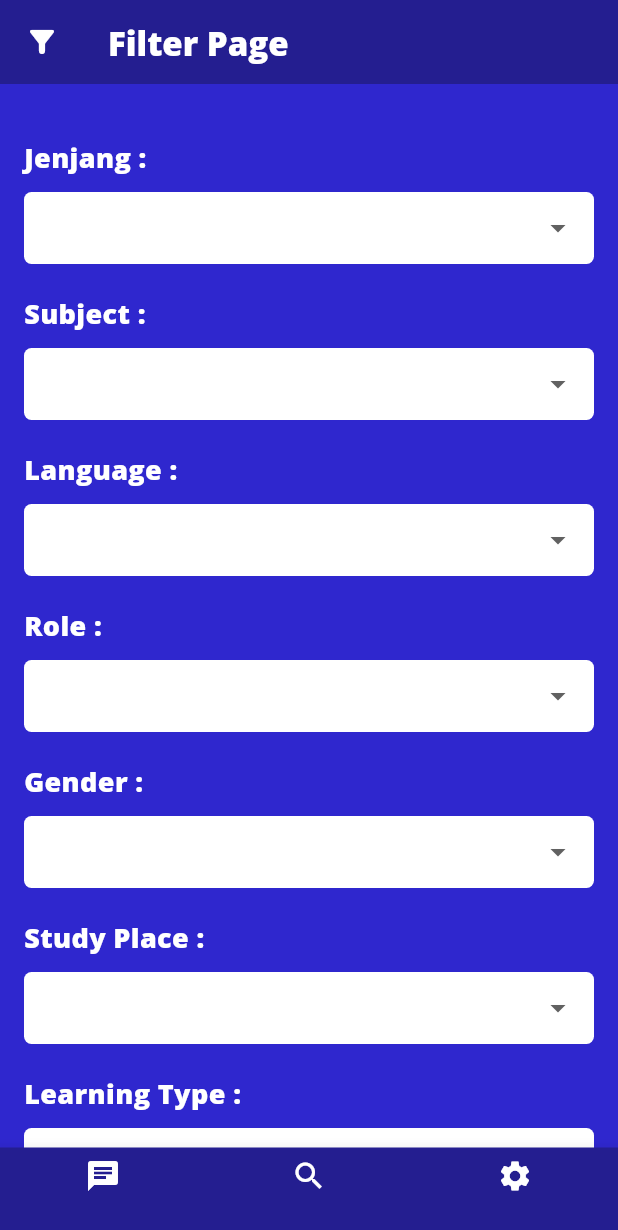
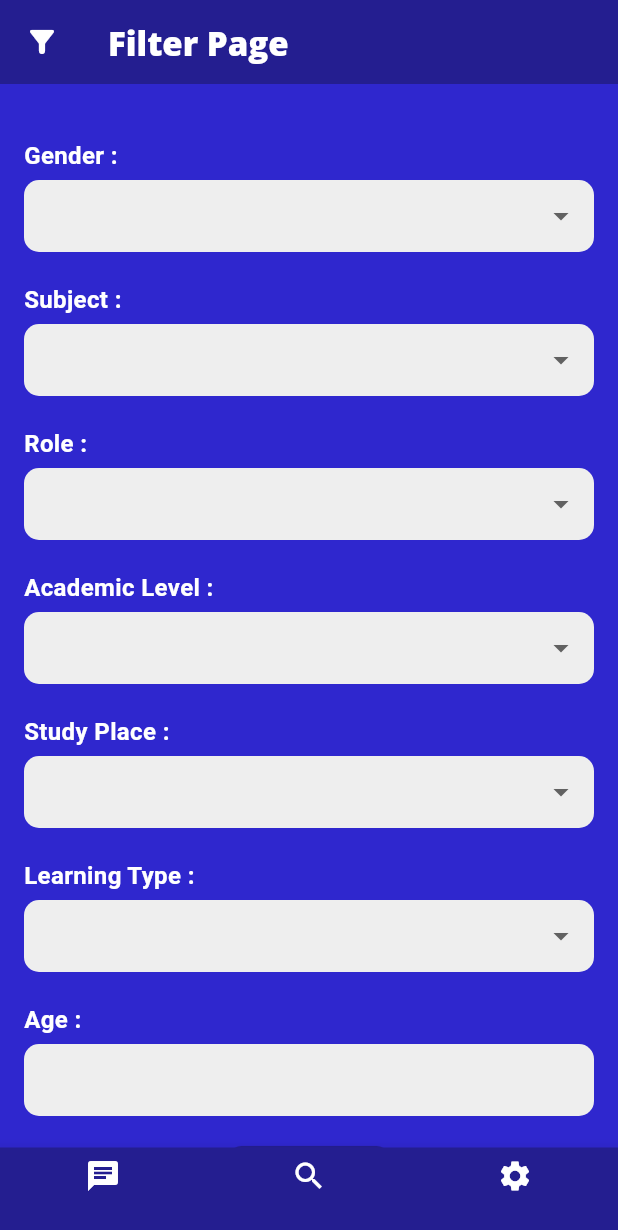
Before and after one commit to w1nx345/StudyHub_Frontend, a Flutter app: the FilterPage screen opened directly, after a tap on the "filter alt" icon, on a phone screen of 412 x 824 dp. Shown: the top 1230 px of the screen. Run offline on Flutter 3.47's test engine with Material 3 defaults, Android fonts, the phone set to English and light mode, and no system bars; our stand-ins replace bubble, flutter_chat_types, flutter_chat_ui, flutter_secure_storage, google_fonts, image_picker and 1 more; missing offline and left inert: studyhub; accounts and stored records are empty; network calls fail.

Commit message:
Finished filter page

```diff
--- a/lib/pages/filter_page.dart
+++ b/lib/pages/filter_page.dart
@@ -1,29 +1,89 @@
 import 'package:flutter/material.dart';
+import 'package:flutter_secure_storage/flutter_secure_storage.dart';
 import 'package:learn_hub/pages/chatlist_page.dart';
 import 'package:learn_hub/pages/settings_page.dart';
+import 'package:http/http.dart' as http;
+import 'dart:convert';
+import 'package:shared_preferences/shared_preferences.dart';
 
-void main() {
-  runApp(const MyApp());
+class FilterPage extends StatefulWidget {
+  @override
+  _FilterPageState createState() => _FilterPageState();
 }
 
-class MyApp extends StatelessWidget {
-  const MyApp({super.key});
+class _FilterPageState extends State<FilterPage> {
+  final storage = FlutterSecureStorage();
+  final genderController = TextEditingController();
+  final locationController = TextEditingController();
+  final bioController = TextEditingController();
+  final learningTypeController = TextEditingController();
+  final studyPlaceController = TextEditingController();
+  final academicLevelController = TextEditingController();
+  final ageController = TextEditingController(); // New age controller
 
-  @override
-  Widget build(BuildContext context) {
-    return const MaterialApp(
-      debugShowCheckedModeBanner: false,
-      home: FilterPage(),
+  String? selectedRole;
+  String? selectedSubjects;
+  String? userId;
+  String? selectedGender;
+  String? selectedAcademicLevel;
+  String? selectedLearningType;
+  String? selectedStudyPlace;
+
+  Future<void> userFilter() async {
+    userId = await storage.read(key: 'id');
+    if (userId != null) {
+      final response = await http.post(
+        Uri.parse('http://10.0.2.2:8000/filter/'),
+        headers: {'Content-Type': 'application/json'},
+        body: json.encode({
+          'id': userId,
+          'preferences': [
+            {
+              'gender': selectedGender,
+              'role': selectedRole,
+              'subject': selectedSubjects,
+              'academicLevel': selectedAcademicLevel,
+              'studyPlace': selectedStudyPlace,
+              'learningType': selectedLearningType,
+              'age': ageController.text, // Send age to backend
+            },
+          ],
+        }),
       );
+      if (response.statusCode == 201) {
+        final jsonData = json.decode(response.body);
+
+        final prefs = await SharedPreferences.getInstance();
+
+        final userPreferences = jsonData['preferences'] as List;
+
+        for (var preference in userPreferences) {
+          final role = preference['role'];
+          final gender = preference['gender'];
+          final age = preference['age'];
+          final academicLevel = preference['academicLevel'];
+          final studyPlace = preference['studyPlace'];
+          final learningType = preference['learningType'];
+          final matkul = preference['matkul'];
+
+          prefs.setString('role', role);
+          prefs.setString('gender', gender);
+          prefs.setInt('age', age);
+          prefs.setString('academicLevel', academicLevel);
+          prefs.setString('studyPlace', studyPlace);
+          prefs.setString('learningType', learningType);
+          prefs.setString('matkul', matkul);
+        }
+
+        print('User preferences stored successfully.');
+      } else {
+        print('Error saving user preferences: ${response.statusCode}');
+        print(response.body);
+      }
     }
   }
 
-class FilterPage extends StatelessWidget {
-  const FilterPage({super.key});
-
-  @override
-  Widget build(BuildContext context) {
-    List<String> academicLevels = [
+  final List<String> academicLevels = [
     'Senior High School',
     'Undergraduate',
     'Master',
@@ -31,32 +91,30 @@ class FilterPage extends StatelessWidget {
     'Employee',
   ];
 
-    List<String> roles = [
+  final List<String> roles = [
     "A Study Mate",
     "Someone To Teach",
     "Someone To Learn",
   ];
 
-    List<String> subjects = [
+  final List<String> subjects = [
     "Math", "Biology", "Coding", "Physics", "Literature", "Law", "Accounting"
   ];
 
-    List<String> languages = [
-      "English", "Indonesia", "French", "Java"
-    ];
-
-    List<String> Gender = [
+  final List<String> Gender = [
     "Male", "Female", "Other"
   ];
 
-    List<String> StudyPlace = [
+  final List<String> StudyPlace = [
     "Cafe", "Library", "Park", "Video Call", "Call"
   ];
 
-    List<String> LearningType = [
+  final List<String> LearningType = [
     "Visual Learner", "Read/Write Learner", "Auditory Learner", "Kinesthetic Learner", "Solitary Learner", "Naturalistic Learner", "Social Learner"
   ];
 
+  @override
+  Widget build(BuildContext context) {
     return Scaffold(
       appBar: AppBar(
         title: Text(
@@ -81,28 +139,50 @@ class FilterPage extends StatelessWidget {
             crossAxisAlignment: CrossAxisAlignment.start,
             children: [
               SizedBox(height: 20),
-              FilterDropdown(label: 'Jenjang', items: academicLevels),
+              _buildDropdown("Gender :", Gender, selectedGender, (value) {
+                setState(() {
+                  selectedGender = value;
+                });
+              }),
               SizedBox(height: 20),
-              FilterDropdown(label: 'Subject', items: subjects),
+              _buildDropdown("Subject :", subjects, selectedSubjects, (value) {
+                setState(() {
+                  selectedSubjects = value;
+                });
+              }),
               SizedBox(height: 20),
-              FilterDropdown(label: 'Language', items: languages),
+              _buildDropdown("Role :", roles, selectedRole, (value) {
+                setState(() {
+                  selectedRole = value;
+                });
+              }),
               SizedBox(height: 20),
-              FilterDropdown(label: 'Role', items: roles),
+              _buildDropdown("Academic Level :", academicLevels, selectedAcademicLevel, (value) {
+                setState(() {
+                  selectedAcademicLevel = value;
+                });
+              }),
               SizedBox(height: 20),
-              FilterDropdown(label: 'Gender', items: Gender),
+              _buildDropdown("Study Place :", StudyPlace, selectedStudyPlace, (value) {
+                setState(() {
+                  selectedStudyPlace = value;
+                });
+              }),
               SizedBox(height: 20),
-              FilterDropdown(label: 'Study Place', items: StudyPlace),
+              _buildDropdown("Learning Type :", LearningType, selectedLearningType, (value) {
+                setState(() {
+                  selectedLearningType = value;
+                });
+              }),
               SizedBox(height: 20),
-              FilterDropdown(label: 'Learning Type', items: LearningType),
+              _buildTextField("Age :", ageController),
               SizedBox(height: 20),
               Center(
                 child: SizedBox(
                   width: 106,
                   height: 37,
                   child: ElevatedButton(
-                    onPressed: () {
-                      // Perform filter action
-                    },
+                    onPressed: userFilter,
                     style: ElevatedButton.styleFrom(
                       backgroundColor: Color(0xFF241E90),
                       shape: RoundedRectangleBorder(
@@ -142,64 +222,85 @@ class FilterPage extends StatelessWidget {
           ),
         ],
         onTap: (index) {
-          if (index == 0) {
-            Navigator.push(
-              context,
-              MaterialPageRoute(builder: (context) => ChatListPage()),
-            );
-          } else if (index == 2) {
-            Navigator.push(
-              context,
-              MaterialPageRoute(builder: (context) => SettingsPage()),
-            );
+          switch (index) {
+            case 0:
+              Navigator.pushNamed(context, '/chatlist');
+              break;
+            case 1:
+              Navigator.pushNamed(context, '/search');
+              break;
+            case 2:
+              Navigator.pushNamed(context, '/settings');
+              break;
           }
         },
       ),
     );
   }
-}
 
-class FilterDropdown extends StatelessWidget {
-  final String label;
-  final List<String> items;
-
-  const FilterDropdown({super.key, required this.label, required this.items});
-
-  @override
-  Widget build(BuildContext context) {
+  Widget _buildDropdown(String label, List<String> items, String? selectedItem,
+      ValueChanged<String?> onChanged) {
     return Column(
       crossAxisAlignment: CrossAxisAlignment.start,
       children: [
         Text(
-          '$label :',
+          label,
           style: TextStyle(
-            fontSize: 18,
+            fontSize: 16,
+            fontWeight: FontWeight.bold,
             color: Colors.white,
-            fontFamily: 'OpenSans',
-            fontWeight: FontWeight.w800,
           ),
         ),
-        SizedBox(height: 10),
+        SizedBox(height: 5),
+        Container(
+          padding: EdgeInsets.symmetric(horizontal: 10),
+          decoration: BoxDecoration(
+            borderRadius: BorderRadius.circular(10),
+            color: Colors.grey[200],
+          ),
+          child: DropdownButton<String>(
+            value: selectedItem,
+            items: items.map((String item) {
+              return DropdownMenuItem<String>(
+                value: item,
+                child: Text(item),
+              );
+            }).toList(),
+            onChanged: onChanged,
+            isExpanded: true,
+            underline: SizedBox(),
+            dropdownColor: Colors.grey[200],
+            icon: Icon(Icons.arrow_drop_down, color: Colors.grey[700]),
+          ),
+        ),
+      ],
+    );
+  }
+
+  Widget _buildTextField(String label, TextEditingController controller) {
+    return Column(
+      crossAxisAlignment: CrossAxisAlignment.start,
+      children: [
+        Text(
+          label,
+          style: TextStyle(
+            fontSize: 16,
+            fontWeight: FontWeight.bold,
+            color: Colors.white,
+          ),
+        ),
+        SizedBox(height: 5),
         Container(
           decoration: BoxDecoration(
-            color: Colors.white,
-            borderRadius: BorderRadius.circular(5),
+            borderRadius: BorderRadius.circular(10),
+            color: Colors.grey[200],
           ),
-          child: DropdownButtonFormField<String>(
+          child: TextFormField(
+            controller: controller,
             decoration: InputDecoration(
-              border: OutlineInputBorder(
-                borderRadius: BorderRadius.circular(5),
-                borderSide: BorderSide.none,
+              contentPadding: EdgeInsets.symmetric(horizontal: 10),
+              border: InputBorder.none,
             ),
-              contentPadding: EdgeInsets.symmetric(horizontal: 10),
-            ),
-            items: items
-                .map((item) => DropdownMenuItem(
-              value: item,
-              child: Text(item),
-            ))
-                .toList(),
-            onChanged: (value) {},
           ),
         ),
       ],
```
Lines whose indentation alone changed are shown as unchanged.
